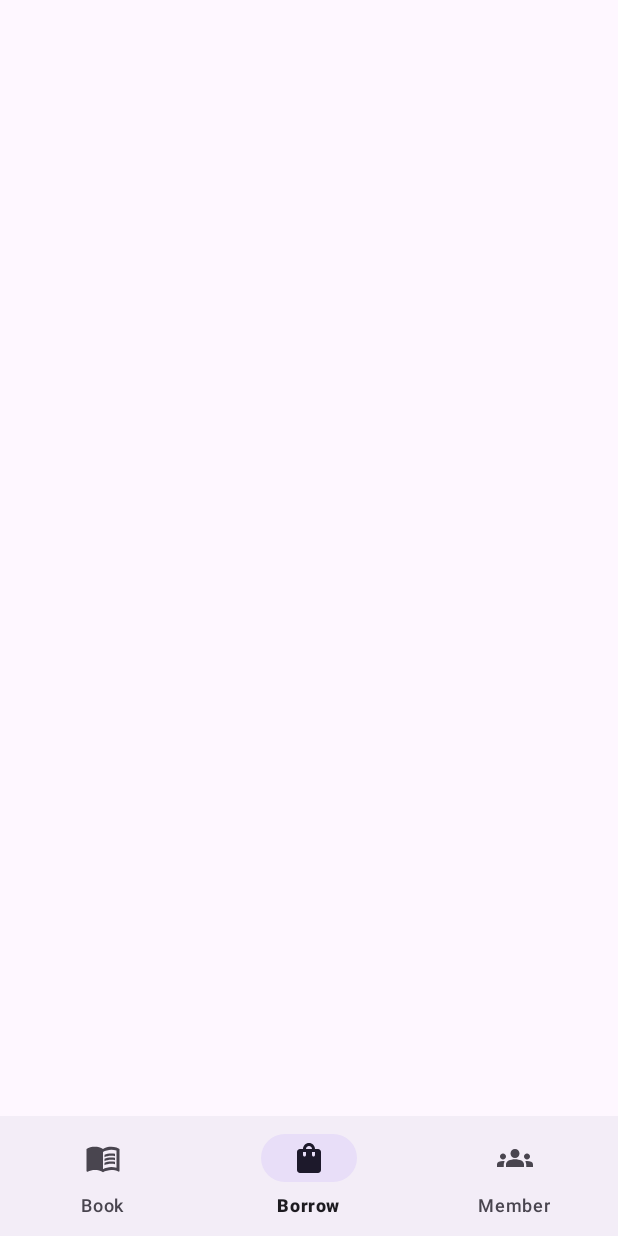
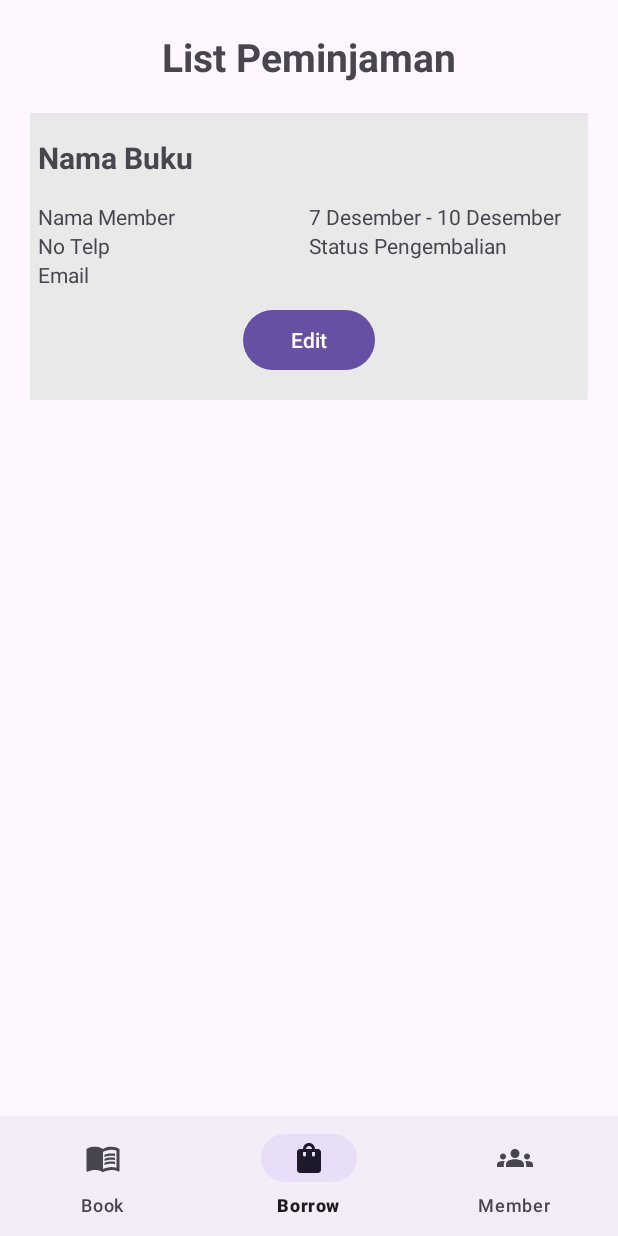
Before and after one commit to owenmarss/uas_pwdm, an Android app: the screen it shows after launch (MainActivity), item 2 of the bottom bar chosen, on a phone screen of 412 x 824 dp. Run offline under Robolectric (Android 15) with nearby library versions, the phone set to English and light mode, and no system bars.

Commit message:
Configure bottom navigation in MainActivity

```diff
--- a/app/src/main/java/com/example/uas_pwdm/MainActivity.java
+++ b/app/src/main/java/com/example/uas_pwdm/MainActivity.java
@@ -1,14 +1,55 @@
 package com.example.uas_pwdm;
 
+import androidx.annotation.NonNull;
 import androidx.appcompat.app.AppCompatActivity;
 
 import android.os.Bundle;
+import android.view.MenuItem;
+
+import com.google.android.material.bottomnavigation.BottomNavigationView;
+import com.google.android.material.navigation.NavigationBarView;
 
 public class MainActivity extends AppCompatActivity {
+
+    BottomNavigationView bottomNavigationView;
+
+    BookFragment bookFragment = new BookFragment();
+    ActivityFragment activityFragment = new ActivityFragment();
+    MemberFragment memberFragment = new MemberFragment();
+
+    private static final int BOOK_NAV_ID = R.id.bookNav;
+    private static final int BORROW_NAV_ID = R.id.borrowNav;
+    private static final int MEMBER_NAV_ID = R.id.memberNav;
+
 
     @Override
     protected void onCreate(Bundle savedInstanceState) {
         super.onCreate(savedInstanceState);
         setContentView(R.layout.activity_main);
+
+        bottomNavigationView = findViewById(R.id.footer);
+
+        getSupportFragmentManager().beginTransaction().replace(R.id.container,bookFragment).commit();
+
+        bottomNavigationView.setOnItemSelectedListener(new NavigationBarView.OnItemSelectedListener() {
+            @Override
+            public boolean onNavigationItemSelected(MenuItem item) {
+                int itemId = item.getItemId(); // Get the ID of the selected item
+
+                // Use if-else statements instead of switch
+                if (itemId == BOOK_NAV_ID) {
+                    getSupportFragmentManager().beginTransaction().replace(R.id.container, bookFragment).commit();
+                    return true;
+                } else if (itemId == BORROW_NAV_ID) {
+                    getSupportFragmentManager().beginTransaction().replace(R.id.container, activityFragment).commit();
+                    return true;
+                } else if (itemId == MEMBER_NAV_ID) {
+                    getSupportFragmentManager().beginTransaction().replace(R.id.container, memberFragment).commit();
+                    return true;
+                }
+
+                return false;
+            }
+        });
     }
 }
--- a/app/src/main/res/layout/activity_main.xml
+++ b/app/src/main/res/layout/activity_main.xml
@@ -1,24 +1,22 @@
 <?xml version="1.0" encoding="utf-8"?>
-<androidx.constraintlayout.widget.ConstraintLayout xmlns:android="http://schemas.android.com/apk/res/android"
+<RelativeLayout xmlns:android="http://schemas.android.com/apk/res/android"
     xmlns:app="http://schemas.android.com/apk/res-auto"
     xmlns:tools="http://schemas.android.com/tools"
     android:layout_width="match_parent"
     android:layout_height="match_parent"
     tools:context=".MainActivity">
 
-    <androidx.constraintlayout.widget.ConstraintLayout
+    <FrameLayout
         android:layout_width="match_parent"
-        android:layout_height="wrap_content"
-        app:layout_constraintStart_toStartOf="parent"
-        app:layout_constraintEnd_toEndOf="parent"
-        app:layout_constraintTop_toTopOf="parent"
-        app:layout_constraintBottom_toTopOf="@+id/footer" />
+        android:layout_height="match_parent"
+        android:id="@+id/container"
+        android:layout_above="@+id/footer"/>
 
     <com.google.android.material.bottomnavigation.BottomNavigationView
         android:id="@+id/footer"
         android:layout_width="match_parent"
         android:layout_height="wrap_content"
-        app:layout_constraintBottom_toBottomOf="parent"
+        android:layout_alignParentBottom="true"
         app:menu="@menu/bottom_navbar" />
 
-</androidx.constraintlayout.widget.ConstraintLayout>
+</RelativeLayout>
--- a/app/src/main/res/layout/fragment_activity.xml
+++ b/app/src/main/res/layout/fragment_activity.xml
@@ -98,6 +98,7 @@
             android:layout_height="wrap_content"
             android:text="Edit"
             app:layout_constraintEnd_toEndOf="parent"
-            android:layout_gravity="center_horizontal"/>
+            android:layout_gravity="center_horizontal"
+            android:layout_marginTop="10dp"/>
     </LinearLayout>
 </androidx.constraintlayout.widget.ConstraintLayout>
--- a/app/src/main/res/layout/fragment_member.xml
+++ b/app/src/main/res/layout/fragment_member.xml
@@ -63,14 +63,6 @@
             android:layout_height="wrap_content"
             android:orientation="horizontal">
 
-            <TextView
-                android:layout_width="wrap_content"
-                android:layout_height="wrap_content"
-                android:layout_marginEnd="10dp"
-                android:textStyle="bold"
-                android:textColor="@color/green"
-                android:text="Buku Yang Dipinjam"/>
-
             <ImageView
                 android:layout_width="wrap_content"
                 android:layout_height="wrap_content"
```
